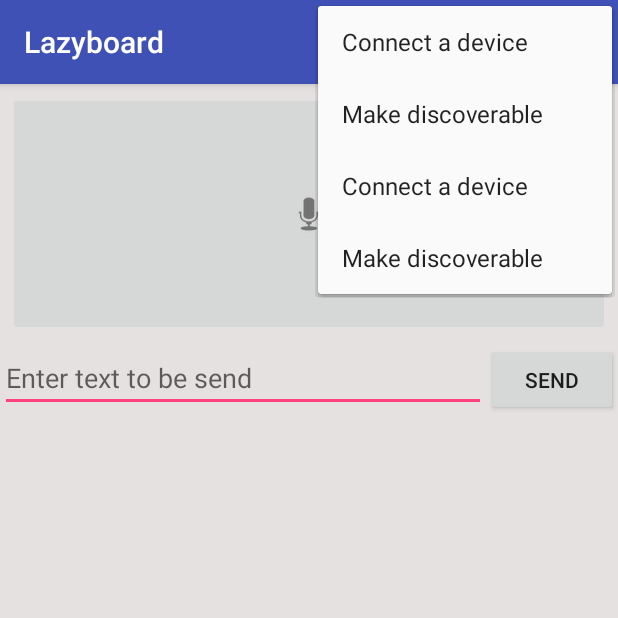
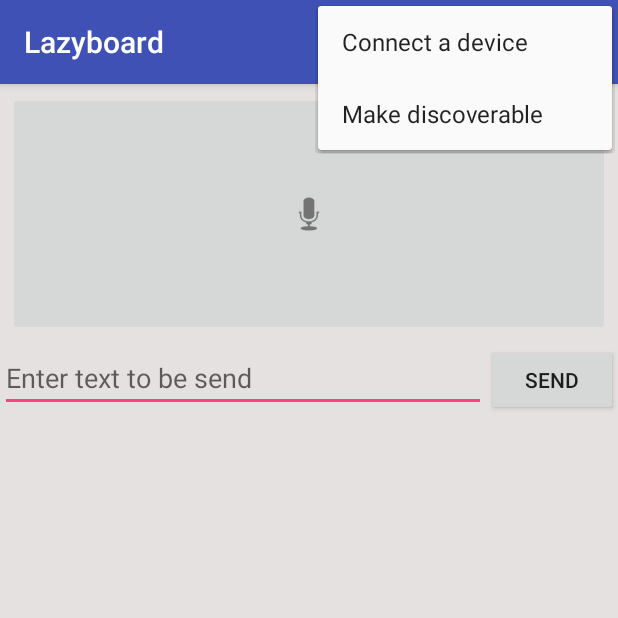
Before and after one commit to ofaucoz/lazyboard, an Android app: the screen it shows after launch (MainActivity), with the options menu open, on a phone screen of 412 x 824 dp, the top half of it. Run offline under Robolectric (Android 15) with nearby library versions, the phone set to English and light mode, and no system bars.

```diff
--- a/Client/Lazyboard/app/src/main/java/com/ofaucoz/lazyboard/MainActivity.java
+++ b/Client/Lazyboard/app/src/main/java/com/ofaucoz/lazyboard/MainActivity.java
@@ -32,12 +32,12 @@ public class MainActivity extends AppCompatActivity {
         mPager.setAdapter(mPagerAdapter);
         mPager.setCurrentItem(CurrentPosition);
 
-        if (savedInstanceState == null) {
+        /*if (savedInstanceState == null) {
             FragmentTransaction transaction = getSupportFragmentManager().beginTransaction();
             MainFragment fragment = new MainFragment();
             transaction.add(R.id.sample_content_fragment, fragment);
             transaction.commit();
-        }
+        }*/
     }
 
     private class ScreenSlidePagerAdapter extends FragmentStatePagerAdapter {
@@ -48,7 +48,8 @@ public class MainActivity extends AppCompatActivity {
         @Override
         public Fragment getItem(int position) {
             if (position == 1) {
-                return new MainFragment();
+                MainFragment fragment = new MainFragment();
+                return fragment;
             } else {
                 //TODO
                 return new GridCommandFragment();
@@ -64,12 +65,11 @@ public class MainActivity extends AppCompatActivity {
 
     public void doPositiveClick(String command, String additional_args) {
         //Toast.makeText(this, text, Toast.LENGTH_SHORT).show();
-        MainFragment fragment = (MainFragment) getSupportFragmentManager().findFragmentById(R.id.sample_content_fragment);
+        MainFragment fragment = new MainFragment();
         try {
             // we will create a message to be send to the server using the command and additional args
-            fragment.sendMessage("mode commande " + command + " " + additional_args );
-        }
-        catch (UnsupportedEncodingException e){
+            fragment.sendMessage("mode commande " + command + " " + additional_args);
+        } catch (UnsupportedEncodingException e) {
             Log.d("dialog_cmd_main", "unsupported");
         }
 
--- a/Client/Lazyboard/app/src/main/java/com/ofaucoz/lazyboard/MainFragment.java
+++ b/Client/Lazyboard/app/src/main/java/com/ofaucoz/lazyboard/MainFragment.java
@@ -88,6 +88,7 @@ public class MainFragment extends Fragment {
 
     @Override
     public void onCreate(Bundle savedInstanceState) {
+        Log.d("fragment", "NEW ONE");
         super.onCreate(savedInstanceState);
         setHasOptionsMenu(true);
         // Get local Bluetooth adapter
```
